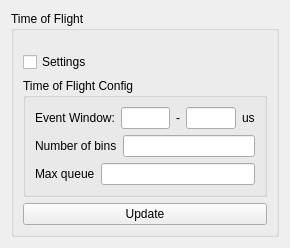
The window that panels/ui/timeofflightpanel.ui (Attolab/SC-TDC) describes before a commit, drawn with Qt 5.
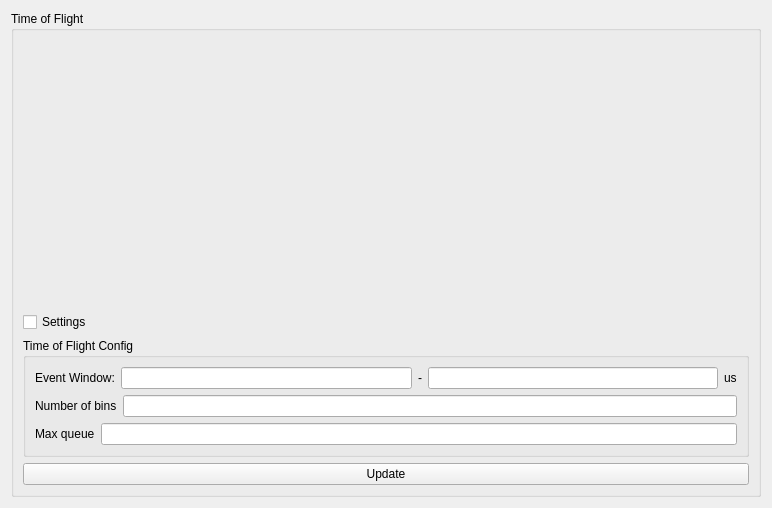
The same window after the commit. Custom widgets are drawn as their Qt base class.

```diff
--- a/panels/ui/timeofflightpanel.ui
+++ b/panels/ui/timeofflightpanel.ui
@@ -6,8 +6,8 @@
    <rect>
     <x>0</x>
     <y>0</y>
-    <width>290</width>
-    <height>248</height>
+    <width>772</width>
+    <height>508</height>
    </rect>
   </property>
   <property name="sizePolicy">
@@ -57,6 +57,9 @@
         <property name="text">
          <string>Settings</string>
         </property>
+        <property name="checked">
+         <bool>false</bool>
+        </property>
        </widget>
       </item>
       <item>
```
Left out of the diff: 4 changed lines with no effect on the pictures.
